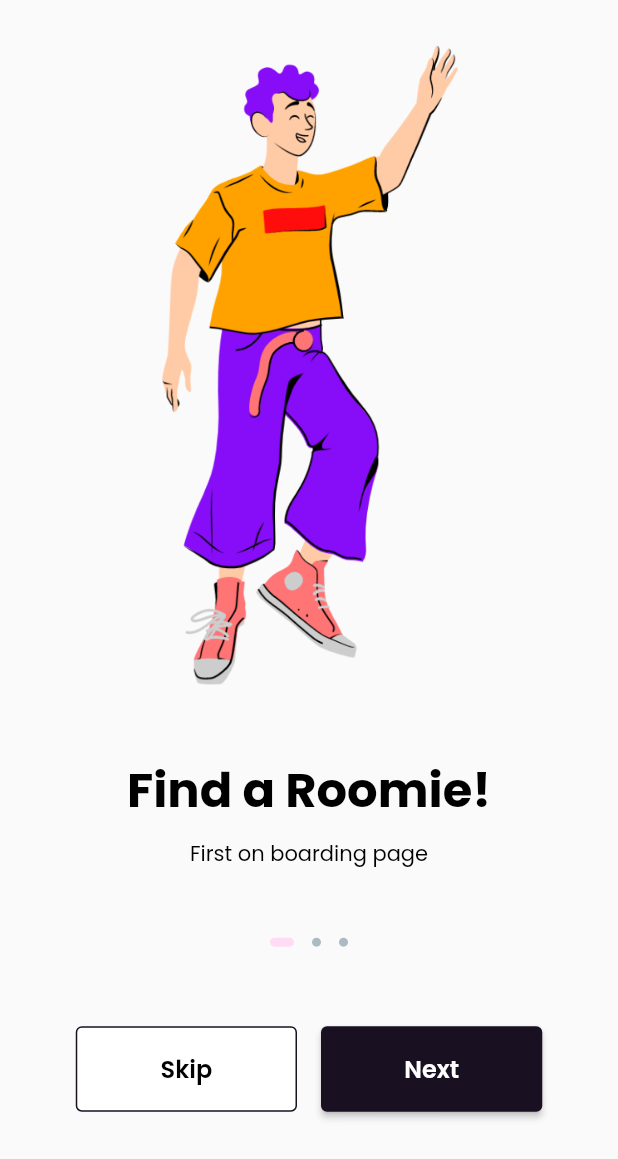
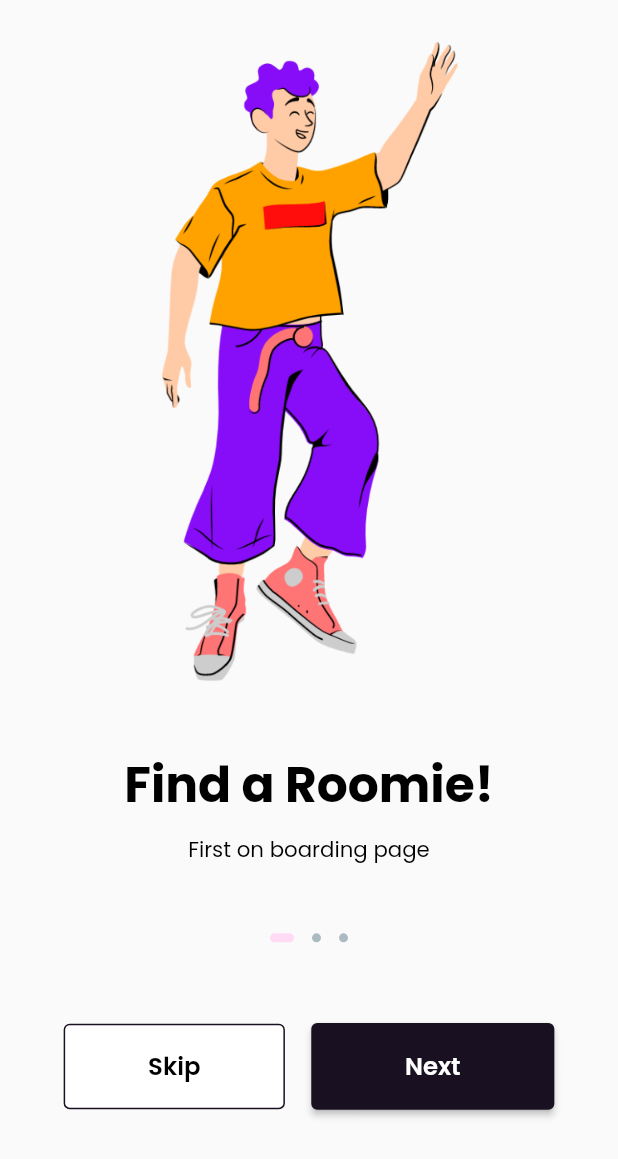
Before and after one commit to satriawarn/FlutterBooking, a Flutter app: the screen it shows after launch, on a phone screen of 412 x 824 dp. Shown: the top 1159 px of the screen. Run offline on Flutter 3.47's test engine with Material 2 defaults, Android fonts, the phone set to English and light mode, and no system bars; our stand-ins replace bloc, flutter_bloc, flutter_screenutil.

Commit message:
add app dimen add flutter screen util update main

```diff
--- a/lib/config/theme/app_font.dart
+++ b/lib/config/theme/app_font.dart
@@ -1,152 +1,153 @@
 import 'package:flutter/material.dart';
+import 'package:flutter_screenutil/flutter_screenutil.dart';
 
 class AppFont {
-  static TextStyle get hero => const TextStyle(
-        fontSize: 72,
+  static TextStyle get hero => TextStyle(
+        fontSize: 72.sp,
         fontWeight: FontWeight.w700,
         color: Colors.black,
       );
 
-  static TextStyle get display1 => const TextStyle(
-        fontSize: 56,
+  static TextStyle get display1 => TextStyle(
+        fontSize: 56.sp,
         fontWeight: FontWeight.w700,
         color: Colors.black,
       );
 
-  static TextStyle get display2 => const TextStyle(
-        fontSize: 40,
+  static TextStyle get display2 => TextStyle(
+        fontSize: 40.sp,
         fontWeight: FontWeight.w700,
         color: Colors.black,
       );
 
-  static TextStyle get display3 => const TextStyle(
-        fontSize: 32,
+  static TextStyle get display3 => TextStyle(
+        fontSize: 32.sp,
         fontWeight: FontWeight.w700,
         color: Colors.black,
       );
 
-  static TextStyle get heading1 => const TextStyle(
-        fontSize: 24,
+  static TextStyle get heading1 => TextStyle(
+        fontSize: 24.sp,
         fontWeight: FontWeight.w700,
         color: Colors.black,
       );
 
-  static TextStyle get heading2 => const TextStyle(
-        fontSize: 20,
+  static TextStyle get heading2 => TextStyle(
+        fontSize: 20.sp,
         fontWeight: FontWeight.w700,
         color: Colors.black,
       );
 
-  static TextStyle get paragraphLarge => const TextStyle(
-        fontSize: 16,
+  static TextStyle get paragraphLarge => TextStyle(
+        fontSize: 16.sp,
         fontWeight: FontWeight.w400,
         color: Colors.black,
       );
 
-  static TextStyle get paragraphLargeBold => const TextStyle(
-        fontSize: 16,
+  static TextStyle get paragraphLargeBold => TextStyle(
+        fontSize: 16.sp,
         fontWeight: FontWeight.w700,
         color: Colors.black,
       );
 
-  static TextStyle get paragraphMedium => const TextStyle(
-        fontSize: 14,
+  static TextStyle get paragraphMedium => TextStyle(
+        fontSize: 14.sp,
         fontWeight: FontWeight.w400,
         color: Colors.black,
       );
 
-  static TextStyle get paragraphMediumBold => const TextStyle(
-        fontSize: 14,
+  static TextStyle get paragraphMediumBold => TextStyle(
+        fontSize: 14.sp,
         fontWeight: FontWeight.w700,
         color: Colors.black,
       );
 
-  static TextStyle get paragraphSmall => const TextStyle(
-        fontSize: 12,
+  static TextStyle get paragraphSmall => TextStyle(
+        fontSize: 12.sp,
         fontWeight: FontWeight.w400,
         color: Colors.black,
       );
 
-  static TextStyle get paragraphSmallBold => const TextStyle(
-        fontSize: 12,
+  static TextStyle get paragraphSmallBold => TextStyle(
+        fontSize: 12.sp,
         fontWeight: FontWeight.w700,
         color: Colors.black,
       );
 
-  static TextStyle get buttonLarge => const TextStyle(
-        fontSize: 16,
+  static TextStyle get buttonLarge => TextStyle(
+        fontSize: 16.sp,
         fontWeight: FontWeight.w600,
         color: Colors.black,
       );
 
-  static TextStyle get buttonMedium => const TextStyle(
-        fontSize: 14,
+  static TextStyle get buttonMedium => TextStyle(
+        fontSize: 14.sp,
         fontWeight: FontWeight.w600,
         color: Colors.black,
       );
 
-  static TextStyle get buttonSmall => const TextStyle(
-        fontSize: 12,
+  static TextStyle get buttonSmall => TextStyle(
+        fontSize: 12.sp,
         fontWeight: FontWeight.w600,
         color: Colors.black,
       );
 
-  static TextStyle get componentLarge => const TextStyle(
-        fontSize: 16,
+  static TextStyle get componentLarge => TextStyle(
+        fontSize: 16.sp,
         fontWeight: FontWeight.w600,
         color: Colors.black,
       );
 
-  static TextStyle get componentMediumBold => const TextStyle(
-        fontSize: 14,
+  static TextStyle get componentMediumBold => TextStyle(
+        fontSize: 14.sp,
         fontWeight: FontWeight.w600,
         color: Colors.black,
       );
 
-  static TextStyle get componentMedium => const TextStyle(
-        fontSize: 14,
+  static TextStyle get componentMedium => TextStyle(
+        fontSize: 14.sp,
         fontWeight: FontWeight.w400,
         color: Colors.black,
       );
 
-  static TextStyle get componentSmall => const TextStyle(
-        fontSize: 12,
+  static TextStyle get componentSmall => TextStyle(
+        fontSize: 12.sp,
         fontWeight: FontWeight.w600,
         color: Colors.black,
       );
 
-  static TextStyle get h0 => const TextStyle(
-        fontSize: 72,
+  static TextStyle get h0 => TextStyle(
+        fontSize: 72.sp,
         fontWeight: FontWeight.w700,
         color: Colors.black,
       );
 
-  static TextStyle get h1 => const TextStyle(
-        fontSize: 56,
+  static TextStyle get h1 => TextStyle(
+        fontSize: 56.sp,
         fontWeight: FontWeight.w700,
         color: Colors.black,
       );
 
-  static TextStyle get h2 => const TextStyle(
-        fontSize: 40,
+  static TextStyle get h2 => TextStyle(
+        fontSize: 40.sp,
         fontWeight: FontWeight.w700,
         color: Colors.black,
       );
 
-  static TextStyle get h3 => const TextStyle(
-        fontSize: 32,
+  static TextStyle get h3 => TextStyle(
+        fontSize: 32.sp,
         fontWeight: FontWeight.w700,
         color: Colors.black,
       );
 
-  static TextStyle get h4 => const TextStyle(
-        fontSize: 24,
+  static TextStyle get h4 => TextStyle(
+        fontSize: 24.sp,
         fontWeight: FontWeight.w700,
         color: Colors.black,
       );
 
-  static TextStyle get h5 => const TextStyle(
-        fontSize: 20,
+  static TextStyle get h5 => TextStyle(
+        fontSize: 20.sp,
         fontWeight: FontWeight.w700,
         color: Colors.black,
       );
--- a/lib/extension/double_extension.dart
+++ /dev/null
@@ -1,6 +0,0 @@
-import 'package:flutter/material.dart';
-
-extension DoubleExtension on double{
-  Widget get width => SizedBox(width: this,);
-  Widget get height => SizedBox(height: this,);
-}
--- a/lib/extension/extension.dart
+++ /dev/null
@@ -1 +0,0 @@
-export 'package:booking_aja/extension/extension.dart';
--- a/lib/main.dart
+++ b/lib/main.dart
@@ -1,5 +1,6 @@
 import 'package:booking_aja/presentation/pages/onboarding/onboarding_view.dart';
 import 'package:flutter/material.dart';
+import 'package:flutter_screenutil/flutter_screenutil.dart';
 
 void main() {
   runApp(const MyApp());
@@ -11,6 +12,11 @@ class MyApp extends StatelessWidget {
   // This widget is the root of your application.
   @override
   Widget build(BuildContext context) {
+    return ScreenUtilInit(
+      designSize: const Size(375, 812),
+      minTextAdapt: true,
+      splitScreenMode: true,
+      builder: (context, child) {
         return MaterialApp(
           debugShowCheckedModeBanner: false,
           title: 'Booking Aja',
@@ -20,5 +26,7 @@ class MyApp extends StatelessWidget {
           ),
           home: const OnboardingPage(),
         );
+      },
+    );
   }
 }
--- a/lib/presentation/pages/onboarding/component/onboarding_button.dart
+++ b/lib/presentation/pages/onboarding/component/onboarding_button.dart
@@ -1,4 +1,4 @@
-import 'package:booking_aja/extension/double_extension.dart';
+import 'package:booking_aja/utils/extension/double_extension.dart';
 import 'package:booking_aja/presentation/widget/primary_button.dart';
 import 'package:booking_aja/presentation/widget/secondary_button.dart';
 import 'package:flutter/material.dart';
--- a/lib/presentation/pages/onboarding/component/onboarding_title.dart
+++ b/lib/presentation/pages/onboarding/component/onboarding_title.dart
@@ -1,4 +1,4 @@
-import 'package:booking_aja/extension/double_extension.dart';
+import 'package:booking_aja/utils/extension/double_extension.dart';
 import 'package:booking_aja/presentation/pages/onboarding/onboarding_state.dart';
 import 'package:flutter/material.dart';
 import 'package:flutter_bloc/flutter_bloc.dart';
--- a/lib/presentation/pages/onboarding/onboarding_view.dart
+++ b/lib/presentation/pages/onboarding/onboarding_view.dart
@@ -1,4 +1,4 @@
-import 'package:booking_aja/extension/double_extension.dart';
+import 'package:booking_aja/utils/extension/double_extension.dart';
 import 'package:booking_aja/presentation/pages/onboarding/component/component.dart';
 import 'package:flutter/material.dart';
 import 'package:flutter_bloc/flutter_bloc.dart';
--- a/lib/presentation/widget/primary_button.dart
+++ b/lib/presentation/widget/primary_button.dart
@@ -1,5 +1,6 @@
 import 'package:booking_aja/config/config.dart';
 import 'package:flutter/material.dart';
+import 'package:flutter_screenutil/flutter_screenutil.dart';
 
 class PrimaryButton extends StatelessWidget {
   const PrimaryButton(
@@ -25,8 +26,8 @@ class PrimaryButton extends StatelessWidget {
 
   Widget _type1() {
     return SizedBox(
-      width: width,
-      height: 24,
+      width: width.w,
+      height: 24.h,
       child: ElevatedButton(
         onPressed: onPressed,
         style: ElevatedButton.styleFrom(
@@ -45,8 +46,8 @@ class PrimaryButton extends StatelessWidget {
 
   Widget _type2() {
     return SizedBox(
-      width: width,
-      height: 32,
+      width: width.w,
+      height: 32.h,
       child: ElevatedButton(
         onPressed: onPressed,
         style: ElevatedButton.styleFrom(
@@ -65,8 +66,8 @@ class PrimaryButton extends StatelessWidget {
 
   Widget _type3() {
     return SizedBox(
-      width: width,
-      height: 57,
+      width: width.w,
+      height: 57.h,
       child: ElevatedButton(
         onPressed: onPressed,
         style: ElevatedButton.styleFrom(
--- /dev/null
+++ b/lib/utils/extension/extension.dart
@@ -0,0 +1 @@
+export 'package:booking_aja/utils/extension/extension.dart';
--- /dev/null
+++ b/lib/utils/helper/size_helper.dart
@@ -0,0 +1,3 @@
+class SizeHelper{
+
+}
--- /dev/null
+++ b/lib/utils/utils.dart
@@ -0,0 +1,2 @@
+export 'extension/extension.dart';
+export 'helper/helper.dart';
```
Also changed, not shown: lib/config/theme/app_dimen.dart (added, +49 -0 lines), lib/utils/extension/double_extension.dart (added, +7 -0 lines), lib/utils/helper/helper.dart (added), 1 other file. Lines whose indentation alone changed are shown as unchanged.
